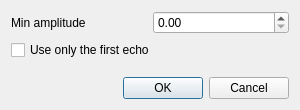
Old version of the form ConvertWFToCloudDialog.ui in the repository dgirardeau/qFWF.
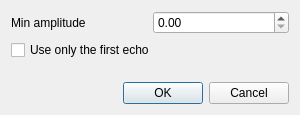
New version of the form. Icons and pictures are not drawn.

Patch:
```diff
--- a/ConvertWFToCloudDialog.ui
+++ b/ConvertWFToCloudDialog.ui
@@ -7,7 +7,7 @@
     <x>0</x>
     <y>0</y>
     <width>300</width>
-    <height>110</height>
+    <height>115</height>
    </rect>
   </property>
   <property name="windowTitle">
```
Left out of the diff: 8 changed lines with no effect on the pictures.
